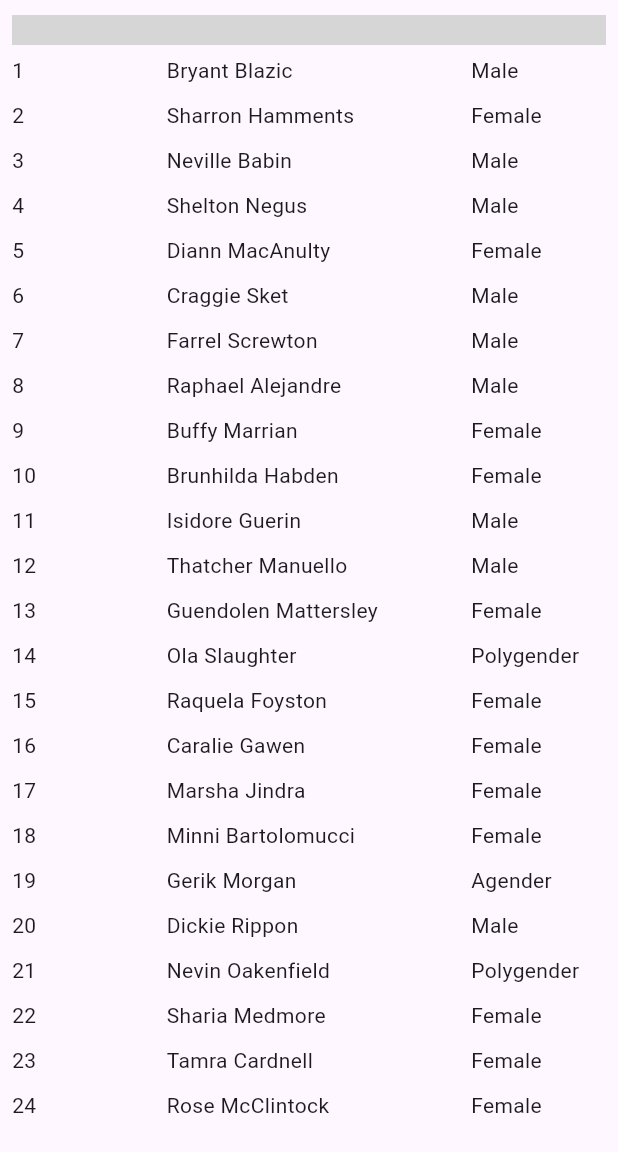
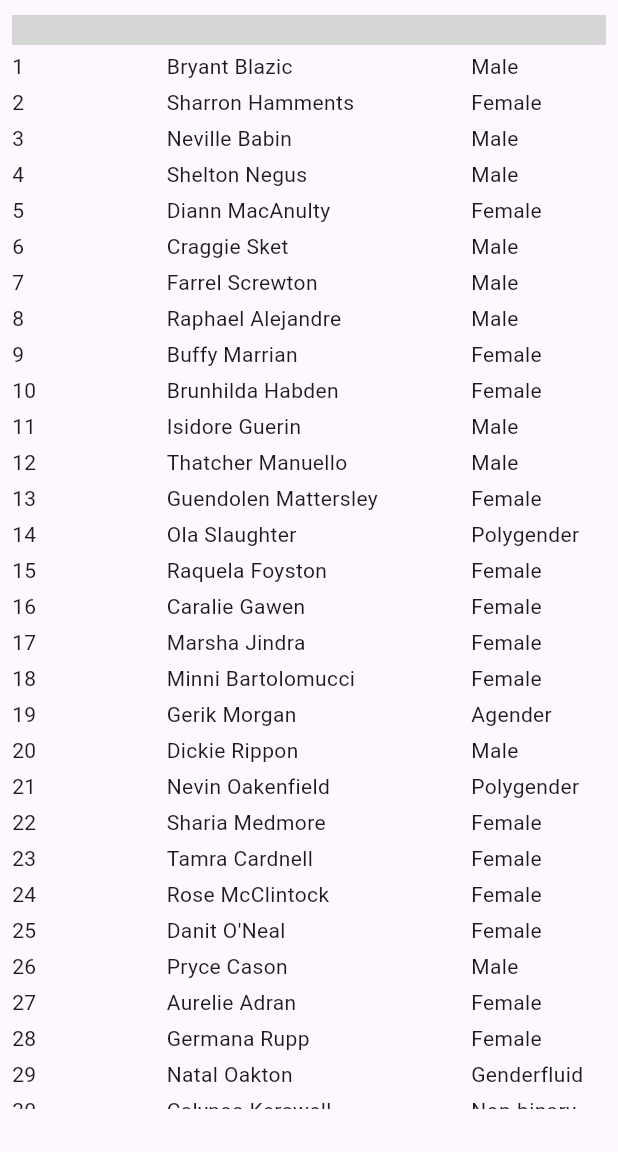
Before and after one commit to tinymahua/flutter_multi_column_list_view, a Flutter app: the screen it shows after launch, on a phone screen of 412 x 824 dp, the part 84-1236 px from its top. Run offline on Flutter 3.47's test engine with Material 3 defaults, Android fonts, the phone set to English and light mode, and no system bars; missing offline and left inert: multi_split_view; grey boxes are pictures that could not be loaded.

Commit message:
Fix row layout, support row right click and list right click.

```diff
--- a/example/lib/main.dart
+++ b/example/lib/main.dart
@@ -34,6 +34,7 @@ class MyHomePage extends StatefulWidget {
 class _MyHomePageState extends State<MyHomePage> {
   final List<double> _columnWidths = [100, 200, 100, 100];
   final MultiColumnListController _controller = MultiColumnListController();
+  String _msg = "";
 
   @override
   void initState() {
@@ -64,23 +65,50 @@ class _MyHomePageState extends State<MyHomePage> {
       ),
       body: Padding(
         padding: const EdgeInsets.all(8.0),
+        child: Column(
+          children: [
+            Expanded(
               child: MultiColumnListView(
                   hoveredRowColor: Colors.blue,
                   tappedRowColor: Colors.grey,
                   controller: _controller,
                   columnWidths: _columnWidths,
                   columnTitles: columnTitles,
+                  onRowTap: (int rowIdx){
+                    showSnakeBarMsg("Tapped row #${rowIdx+1}.");
+                  },
+                  onRowDoubleTap: (int rowIdx){
+                    showSnakeBarMsg("Double tapped row #${rowIdx+1}.");
+                  },
+                  onRowContextMenu: (TapDownDetails details, int rowIdx){
+                    showSnakeBarMsg("You can custom row context menu for row #${rowIdx+1}.");
+                  },
+                  onListContextMenu: (TapDownDetails details){
+                    showSnakeBarMsg("You can custom list context menu for blank area in row cells.");
+                  },
                   rowCellsBuilder: (BuildContext context, int rowIdx) {
                     UserInfo user = _controller.rows.value[rowIdx] as UserInfo;
                     return [
                       Text("${user.id}"),
                       Text("${user.name} ${user.lastName}"),
                       Text(user.gender),
-                Text(user.address),
+                      Text(user.address,),
                     ];
                   }),
             ),
+            Container(
+              color: Theme.of(context).appBarTheme.backgroundColor,
+              child: Center(child: Text(_msg),),),
+          ],
+        ),
+      ),
     );
+  }
+
+  showSnakeBarMsg(String msg){
+    setState(() {
+      _msg = msg;
+    });
   }
 }
 
--- a/lib/src/multi_column_list_view.dart
+++ b/lib/src/multi_column_list_view.dart
@@ -17,6 +17,7 @@ class MultiColumnListView extends StatefulWidget {
     this.onRowTap,
     this.onRowDoubleTap,
     this.onRowContextMenu,
+    this.onListContextMenu,
   });
 
   final List<Widget> columnTitles;
@@ -26,7 +27,8 @@ class MultiColumnListView extends StatefulWidget {
   final double dividerWidth;
 
   final MultiColumnListController? controller;
-  final List<Widget> Function(BuildContext context, int rowIndex) rowCellsBuilder;
+  final List<Widget> Function(BuildContext context, int rowIndex)
+      rowCellsBuilder;
 
   final Color? tappedRowColor;
   final Color? hoveredRowColor;
@@ -35,6 +37,7 @@ class MultiColumnListView extends StatefulWidget {
   final Function(int)? onRowTap;
   final Function(int)? onRowDoubleTap;
   final Function(TapDownDetails, int)? onRowContextMenu;
+  final Function(TapDownDetails)? onListContextMenu;
 
   @override
   State<MultiColumnListView> createState() => _MultiColumnListViewState();
@@ -75,6 +78,60 @@ class _MultiColumnListViewState extends State<MultiColumnListView> {
     });
   }
 
+  Widget _buildRow(BuildContext context, int rowIndex) {
+    List<Widget> rowCells = widget.rowCellsBuilder(context, rowIndex);
+    List<Widget> rowChildren =
+        List<Widget>.generate(rowCells.length, (int idx) {
+      Widget cellContent = GestureDetector(
+        onSecondaryTapDown: (details) {
+          setState(() {
+            _selectedRowIdx = rowIndex;
+          });
+          if (widget.onRowContextMenu != null) {
+            widget.onRowContextMenu!(details, rowIndex);
+          }
+        },
+        child: rowCells[idx],
+      );
+      Widget spaceContent = GestureDetector(
+        onSecondaryTapDown: (details) {
+          if (widget.onListContextMenu != null) {
+            widget.onListContextMenu!(details);
+          }
+        },
+        child: Container(
+          alignment: Alignment.center,
+          child: const Text(
+            "                                                                                                                          ",
+            style: TextStyle(overflow: TextOverflow.ellipsis),
+          ),
+        ),
+      );
+      Widget cellRow = SingleChildScrollView(
+        scrollDirection: Axis.horizontal,
+        child: Row(
+          children: [
+            SingleChildScrollView(
+                scrollDirection: Axis.horizontal, child: cellContent),
+            SingleChildScrollView(
+              scrollDirection: Axis.horizontal, child: spaceContent,
+            )
+          ],
+        ),
+      );
+      return idx == rowCells.length - 1 ? cellRow : SizedBox(
+                width: columnWidths[idx] + widget.dividerWidth, child: cellRow
+      );
+
+    });
+
+    return Container(
+      child: Row(
+        children: rowChildren,
+      ),
+    );
+  }
+
   @override
   Widget build(BuildContext context) {
     MultiSplitView headerView = MultiSplitView(
@@ -111,13 +168,7 @@ class _MultiColumnListViewState extends State<MultiColumnListView> {
         builder: (BuildContext context, Widget? child) {
           return ListView.builder(
             itemBuilder: (BuildContext context, int idx) {
-              List<Widget> rowCells = widget.rowCellsBuilder(context, idx);
               return GestureDetector(
-                  onSecondaryTapDown: (details) {
-                    if (widget.onRowContextMenu != null) {
-                      widget.onRowContextMenu!(details, idx);
-                    }
-                  },
                   onTapDown: (_) {
                     int currMills = DateTime.now().millisecondsSinceEpoch;
                     if ((currMills - _lastClickMilliseconds) < 500) {
@@ -140,7 +191,6 @@ class _MultiColumnListViewState extends State<MultiColumnListView> {
                       },
                       child: GestureDetector(
                         child: Container(
-                          padding: const EdgeInsets.symmetric(vertical: 3),
                           decoration: BoxDecoration(
                             color: _hoveredRowIdx == idx
                                 ? widget.hoveredRowColor
@@ -155,19 +205,9 @@ class _MultiColumnListViewState extends State<MultiColumnListView> {
                             ),
                             child: SizedBox(
                               height: widget.dataRowHeight,
-                              // child: widget.rowCellsBuilder(context, idx),
                               child: SingleChildScrollView(
-                                scrollDirection: Axis.horizontal,
-                                child: Row(
-                                  children: List<Widget>.generate(
-                                      rowCells.length, (int colIdx) {
-                                    return SizedBox(
-                                      width: columnWidths[colIdx]+widget.dividerWidth,
-                                      child: rowCells[colIdx],
-                                    );
-                                  }),
-                                ),
-                              ),
+                                  scrollDirection: Axis.horizontal,
+                                  child: _buildRow(context, idx)),
                             ),
                           ),
                         ),
--- a/pubspec.yaml
+++ b/pubspec.yaml
@@ -1,6 +1,6 @@
 name: multi_column_list_view
 description: "List view with multi column scalable, customizable, draggable splitter inspired by <multi_split_view>."
-version: 0.0.3
+version: 0.0.4
 homepage: https://github.com/tinymahua/flutter_multi_column_list_view
 repository: https://github.com/tinymahua/flutter_multi_column_list_view
 issue_tracker: https://github.com/tinymahua/flutter_multi_column_list_view/issues
```
Also changed, not shown: example/pubspec.lock, 2 other files. Lines whose indentation alone changed are shown as unchanged.
